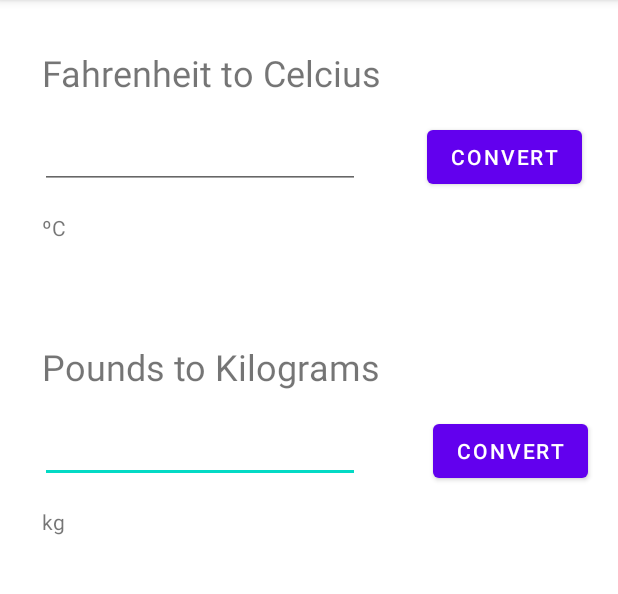
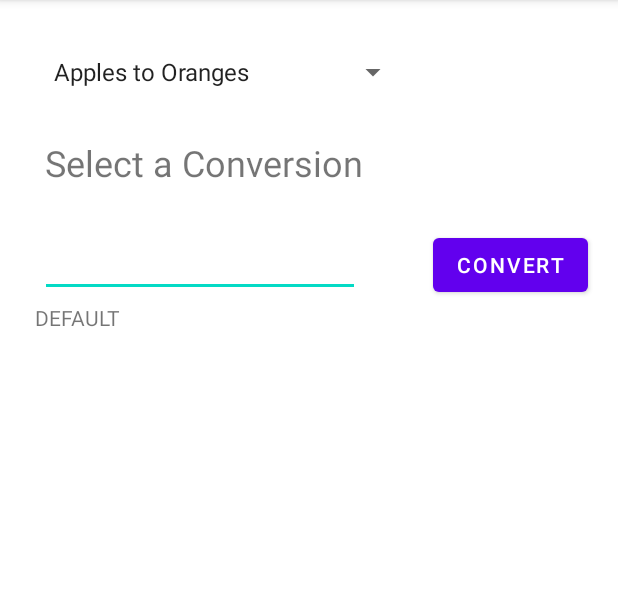
Before and after one commit to gjesionowski/BIT372-GregoryJesionowski, an Android app: the screen it shows after launch (MainActivity), on a phone screen of 412 x 824 dp, the part 84-678 px from its top. Run offline under Robolectric (Android 15) with nearby library versions, the phone set to English and light mode, and no system bars.

```diff
--- a/app/src/main/java/com/example/unitcoverter/Converter.java
+++ b/app/src/main/java/com/example/unitcoverter/Converter.java
@@ -1,11 +1,14 @@
 package com.example.unitcoverter;
 
 public class Converter {
-    public static float toCelcius(float fah) {
-        return (fah - 32) * 5 / 9;
+    public static float toMeters(float input) { return (float) (input * 3.281); }
+
+    public static float toKilograms(float input) {
+        return (float) (input * 0.45359237);
     }
 
-    public static float toKilograms(float lbs) {
-        return (float) (lbs * 0.45359237);
-    }
+    public static float toOranges(float input) { return input + 3; }
+
+    public static float toMilliliters(float input) {return (float) (input * 29.574); }
+
 }
--- a/app/src/main/java/com/example/unitcoverter/MainActivity.java
+++ b/app/src/main/java/com/example/unitcoverter/MainActivity.java
@@ -3,11 +3,15 @@ package com.example.unitcoverter;
 import androidx.appcompat.app.AppCompatActivity;
 
 import android.os.Bundle;
+import android.view.View;
+import android.widget.AdapterView;
+import android.widget.ArrayAdapter;
 import android.widget.Button;
 import android.widget.EditText;
+import android.widget.Spinner;
 import android.widget.TextView;
 
-public class MainActivity extends AppCompatActivity {
+public class MainActivity extends AppCompatActivity implements AdapterView.OnItemSelectedListener {
 
     @Override
     protected void onCreate(Bundle savedInstanceState) {
@@ -15,26 +19,52 @@ public class MainActivity extends AppCompatActivity {
         setContentView(R.layout.activity_main);
 
         Button fbtn = findViewById(R.id.convert_btn);
-        Button lbsbtn = findViewById(R.id.convert_btn2);
+        Spinner spinner = findViewById(R.id.spinner);
 
-        EditText finput = findViewById(R.id.fahrenheit_input);
-        TextView ctxt = findViewById(R.id.celcius_text);
-        EditText lbsinput = findViewById(R.id.pounds_input);
-        TextView kgtxt = findViewById(R.id.kilograms_text);
+        EditText finput = findViewById(R.id.converter_input);
+        TextView foutput = findViewById(R.id.converter_output);
 
+        ArrayAdapter<CharSequence> adapter = ArrayAdapter.createFromResource(this,
+                R.array.conversions, android.R.layout.simple_spinner_item);
+        adapter.setDropDownViewResource(android.R.layout.simple_spinner_dropdown_item);
+        spinner.setAdapter(adapter);
+        spinner.setOnItemSelectedListener(this);
 
         fbtn.setOnClickListener(v -> {
             if (finput.getText().length() == 0)
                 return;
-            double celcius = Converter.toCelcius(Float.parseFloat(finput.getText().toString()));
-            ctxt.setText(String.format("%.2f ºC", celcius));
-        });
+            switch (spinner.getSelectedItemPosition()) {
+                case 0:
+                    double output = Converter.toOranges(Float.parseFloat(finput.getText().toString()));
+                    foutput.setText(String.format("%.2f Oranges", output));
+                    break;
+                case 1:
+                    output = Converter.toMeters(Float.parseFloat(finput.getText().toString()));
+                    foutput.setText(String.format("%.2f Meters", output));
+                    break;
+                case 2:
+                    output = Converter.toKilograms(Float.parseFloat(finput.getText().toString()));
+                    foutput.setText(String.format("%.2f Meters", output));
+                    break;
+                case 3:
+                    output = Converter.toMilliliters(Float.parseFloat(finput.getText().toString()));
+                    foutput.setText(String.format("%.2f Meters", output));
+                    break;
+                default:
+                    throw new IllegalStateException("Unexpected value: " + spinner.getSelectedItemPosition());
+            }
 
-        lbsbtn.setOnClickListener(v -> {
-            if (lbsinput.getText().length() == 0)
-                return;
-            double kilograms = Converter.toKilograms(Float.parseFloat(lbsinput.getText().toString()));
-            kgtxt.setText(String.format("%.2f kg", kilograms));
+
         });
     }
+
+    @Override
+    public void onItemSelected(AdapterView<?> parent, View view, int position, long id) {
+
+    }
+
+    @Override
+    public void onNothingSelected(AdapterView<?> parent) {
+
+    }
 }
--- a/app/src/main/res/layout/activity_main.xml
+++ b/app/src/main/res/layout/activity_main.xml
@@ -6,46 +6,23 @@
     android:layout_height="match_parent"
     tools:context=".MainActivity">
 
-    <EditText
-        android:id="@+id/pounds_input"
+    <TextView
+        android:id="@+id/fahrenheit_title"
         android:layout_width="wrap_content"
         android:layout_height="wrap_content"
-        android:layout_marginTop="212dp"
-        android:ems="10"
-        android:inputType="number"
-        app:layout_constraintEnd_toStartOf="@+id/convert_btn"
-        app:layout_constraintHorizontal_bias="0.373"
-        app:layout_constraintStart_toStartOf="parent"
-        app:layout_constraintTop_toBottomOf="@+id/fahrenheit_title" />
-
-    <TextView
-        android:id="@+id/pounds_title"
-        android:layout_width="wrap_content"
-        android:layout_height="wrap_content"
-        android:layout_marginTop="228dp"
-        android:text="Pounds to Kilograms"
+        android:layout_marginTop="92dp"
+        android:text="Select a Conversion"
         android:textSize="24sp"
         app:layout_constraintHorizontal_bias="0.149"
         app:layout_constraintLeft_toLeftOf="parent"
         app:layout_constraintRight_toRightOf="parent"
         app:layout_constraintTop_toTopOf="parent" />
 
-    <TextView
-        android:id="@+id/kilograms_text"
+    <Button
+        android:id="@+id/convert_btn"
         android:layout_width="wrap_content"
         android:layout_height="wrap_content"
-        android:layout_marginTop="212dp"
-        android:text="kg"
-        app:layout_constraintEnd_toStartOf="@+id/convert_btn"
-        app:layout_constraintHorizontal_bias="0.104"
-        app:layout_constraintStart_toStartOf="parent"
-        app:layout_constraintTop_toBottomOf="@+id/fahrenheit_input" />
-
-    <Button
-        android:id="@+id/convert_btn2"
-        android:layout_width="wrap_content"
-        android:layout_height="wrap_content"
-        android:layout_marginTop="212dp"
+        android:layout_marginTop="28dp"
         android:layout_marginEnd="20dp"
         android:layout_marginRight="20dp"
         android:text="Convert"
@@ -53,50 +30,27 @@
         app:layout_constraintTop_toBottomOf="@+id/fahrenheit_title" />
 
     <TextView
-        android:id="@+id/fahrenheit_title"
+        android:id="@+id/converter_output"
         android:layout_width="wrap_content"
         android:layout_height="wrap_content"
-        android:layout_marginTop="32dp"
-        android:text="Fahrenheit to Celcius"
-        android:textSize="24sp"
-        app:layout_constraintHorizontal_bias="0.149"
-        app:layout_constraintLeft_toLeftOf="parent"
-        app:layout_constraintRight_toRightOf="parent"
-        app:layout_constraintTop_toTopOf="parent" />
+        android:layout_marginTop="4dp"
+        android:text="DEFAULT"
+        app:layout_constraintEnd_toStartOf="@+id/convert_btn"
+        app:layout_constraintHorizontal_bias="0.102"
+        app:layout_constraintStart_toStartOf="parent"
+        app:layout_constraintTop_toBottomOf="@+id/converter_input" />
 
     <EditText
-        android:id="@+id/fahrenheit_input"
+        android:id="@+id/converter_input"
         android:layout_width="wrap_content"
         android:layout_height="wrap_content"
-        android:layout_marginTop="16dp"
+        android:layout_marginTop="28dp"
         android:ems="10"
         android:inputType="number"
         app:layout_constraintEnd_toStartOf="@+id/convert_btn"
-        app:layout_constraintHorizontal_bias="0.373"
+        app:layout_constraintHorizontal_bias="0.358"
         app:layout_constraintStart_toStartOf="parent"
         app:layout_constraintTop_toBottomOf="@+id/fahrenheit_title" />
-
-    <Button
-        android:id="@+id/convert_btn"
-        android:layout_width="wrap_content"
-        android:layout_height="wrap_content"
-        android:layout_marginTop="16dp"
-        android:layout_marginEnd="24dp"
-        android:layout_marginRight="24dp"
-        android:text="Convert"
-        app:layout_constraintEnd_toEndOf="parent"
-        app:layout_constraintTop_toBottomOf="@+id/fahrenheit_title" />
-
-    <TextView
-        android:id="@+id/celcius_text"
-        android:layout_width="wrap_content"
-        android:layout_height="wrap_content"
-        android:layout_marginTop="16dp"
-        android:text="ºC"
-        app:layout_constraintEnd_toStartOf="@+id/convert_btn"
-        app:layout_constraintHorizontal_bias="0.104"
-        app:layout_constraintStart_toStartOf="parent"
-        app:layout_constraintTop_toBottomOf="@+id/fahrenheit_input" />
 
     <androidx.constraintlayout.widget.Guideline
         android:id="@+id/guideline"
@@ -104,4 +58,15 @@
         android:layout_height="wrap_content"
         android:orientation="vertical" />
 
+    <Spinner
+        android:id="@+id/spinner"
+        android:layout_width="wrap_content"
+        android:layout_height="wrap_content"
+        android:layout_marginStart="28dp"
+        android:layout_marginLeft="28dp"
+        android:layout_marginTop="36dp"
+        android:entries="@array/conversions"
+        app:layout_constraintStart_toStartOf="parent"
+        app:layout_constraintTop_toTopOf="parent" />
+
 </androidx.constraintlayout.widget.ConstraintLayout>
--- a/app/src/main/res/values/strings.xml
+++ b/app/src/main/res/values/strings.xml
@@ -1,3 +1,9 @@
 <resources>
     <string name="app_name">Unit Coverter</string>
+    <string-array name="conversions">
+        <item>Apples to Oranges</item>
+        <item>Feet to Meters</item>
+        <item>Fluid Ounces to Milliliters</item>
+        <item>Pounds to Kilograms</item>
+    </string-array>
 </resources>
```
